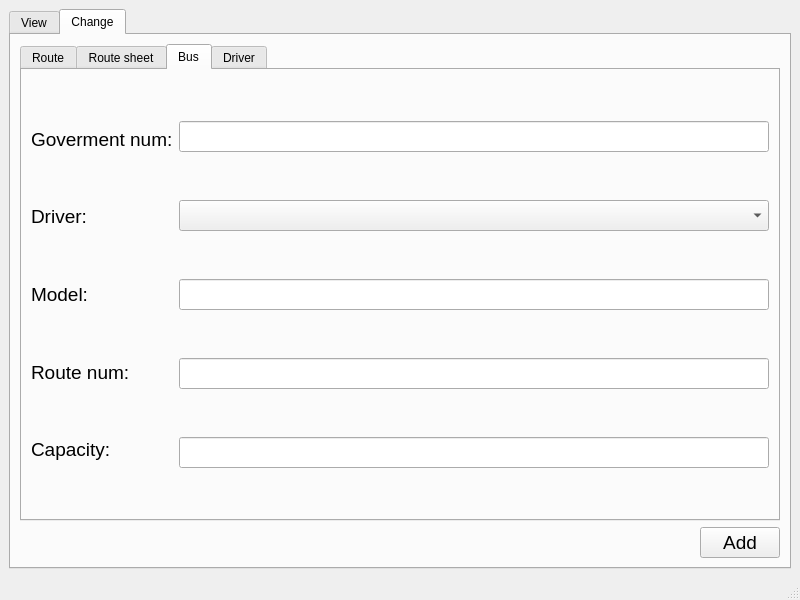
The window that ui/mainwindow.ui (tuminskiy/CarOperation) describes before a commit, drawn with Qt 5.
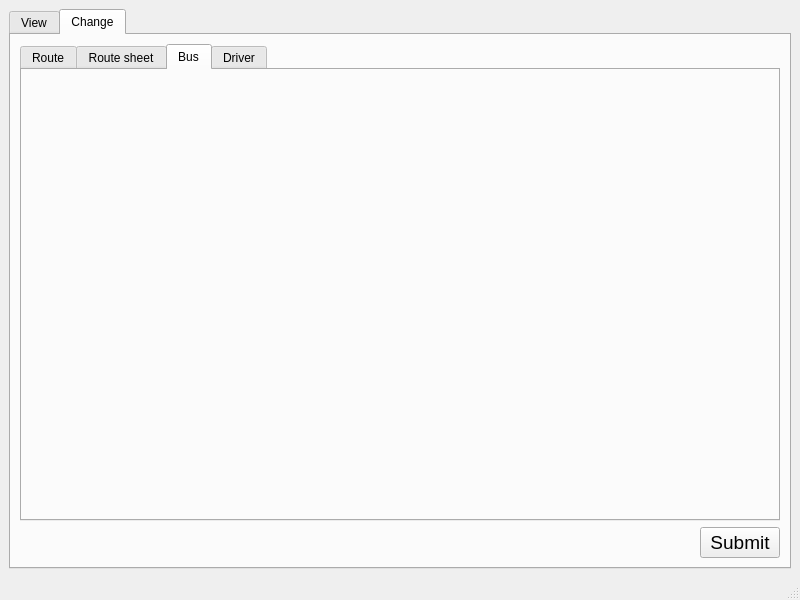
The same window after the commit. The open tabs and pages were chosen to show the change.

Commit message: Add class QueriesDialog

```diff
--- a/ui/mainwindow.ui
+++ b/ui/mainwindow.ui
@@ -484,277 +484,6 @@
            <attribute name="title">
             <string>Bus</string>
            </attribute>
-           <layout class="QHBoxLayout" name="horizontalLayout_7">
-            <item>
-             <layout class="QVBoxLayout" name="vl_bus_labels">
-              <item>
-               <spacer name="vs_bus_label_1">
-                <property name="orientation">
-                 <enum>Qt::Vertical</enum>
-                </property>
-                <property name="sizeHint" stdset="0">
-                 <size>
-                  <width>20</width>
-                  <height>40</height>
-                 </size>
-                </property>
-               </spacer>
-              </item>
-              <item>
-               <widget class="QLabel" name="labelGovNum">
-                <property name="font">
-                 <font>
-                  <pointsize>14</pointsize>
-                 </font>
-                </property>
-                <property name="text">
-                 <string>Goverment num:</string>
-                </property>
-               </widget>
-              </item>
-              <item>
-               <spacer name="vs_bus_label_2">
-                <property name="orientation">
-                 <enum>Qt::Vertical</enum>
-                </property>
-                <property name="sizeHint" stdset="0">
-                 <size>
-                  <width>20</width>
-                  <height>40</height>
-                 </size>
-                </property>
-               </spacer>
-              </item>
-              <item>
-               <widget class="QLabel" name="labelDriver">
-                <property name="font">
-                 <font>
-                  <pointsize>14</pointsize>
-                 </font>
-                </property>
-                <property name="text">
-                 <string>Driver:</string>
-                </property>
-               </widget>
-              </item>
-              <item>
-               <spacer name="vs_bus_label_3">
-                <property name="orientation">
-                 <enum>Qt::Vertical</enum>
-                </property>
-                <property name="sizeHint" stdset="0">
-                 <size>
-                  <width>20</width>
-                  <height>40</height>
-                 </size>
-                </property>
-               </spacer>
-              </item>
-              <item>
-               <widget class="QLabel" name="labelModel">
-                <property name="font">
-                 <font>
-                  <pointsize>14</pointsize>
-                 </font>
-                </property>
-                <property name="text">
-                 <string>Model:</string>
-                </property>
-               </widget>
-              </item>
-              <item>
-               <spacer name="vs_bus_label_4">
-                <property name="orientation">
-                 <enum>Qt::Vertical</enum>
-                </property>
-                <property name="sizeHint" stdset="0">
-                 <size>
-                  <width>20</width>
-                  <height>40</height>
-                 </size>
-                </property>
-               </spacer>
-              </item>
-              <item>
-               <widget class="QLabel" name="labelRouteNum">
-                <property name="font">
-                 <font>
-                  <pointsize>14</pointsize>
-                 </font>
-                </property>
-                <property name="text">
-                 <string>Route num:</string>
-                </property>
-               </widget>
-              </item>
-              <item>
-               <spacer name="vs_bus_label_5">
-                <property name="orientation">
-                 <enum>Qt::Vertical</enum>
-                </property>
-                <property name="sizeHint" stdset="0">
-                 <size>
-                  <width>20</width>
-                  <height>40</height>
-                 </size>
-                </property>
-               </spacer>
-              </item>
-              <item>
-               <widget class="QLabel" name="labelCapacity">
-                <property name="font">
-                 <font>
-                  <pointsize>14</pointsize>
-                 </font>
-                </property>
-                <property name="text">
-                 <string>Capacity:</string>
-                </property>
-               </widget>
-              </item>
-              <item>
-               <spacer name="vs_bus_label_6">
-                <property name="orientation">
-                 <enum>Qt::Vertical</enum>
-                </property>
-                <property name="sizeHint" stdset="0">
-                 <size>
-                  <width>20</width>
-                  <height>40</height>
-                 </size>
-                </property>
-               </spacer>
-              </item>
-             </layout>
-            </item>
-            <item>
-             <layout class="QVBoxLayout" name="vl_bus_data">
-              <item>
-               <spacer name="vs_bus_data_1">
-                <property name="orientation">
-                 <enum>Qt::Vertical</enum>
-                </property>
-                <property name="sizeHint" stdset="0">
-                 <size>
-                  <width>20</width>
-                  <height>40</height>
-                 </size>
-                </property>
-               </spacer>
-              </item>
-              <item>
-               <widget class="QLineEdit" name="leGovNum">
-                <property name="font">
-                 <font>
-                  <pointsize>14</pointsize>
-                 </font>
-                </property>
-               </widget>
-              </item>
-              <item>
-               <spacer name="vs_bus_data_2">
-                <property name="orientation">
-                 <enum>Qt::Vertical</enum>
-                </property>
-                <property name="sizeHint" stdset="0">
-                 <size>
-                  <width>20</width>
-                  <height>40</height>
-                 </size>
-                </property>
-               </spacer>
-              </item>
-              <item>
-               <widget class="QComboBox" name="cbDriver">
-                <property name="font">
-                 <font>
-                  <pointsize>14</pointsize>
-                 </font>
-                </property>
-               </widget>
-              </item>
-              <item>
-               <spacer name="vs_bus_data_3">
-                <property name="orientation">
-                 <enum>Qt::Vertical</enum>
-                </property>
-                <property name="sizeHint" stdset="0">
-                 <size>
-                  <width>20</width>
-                  <height>40</height>
-                 </size>
-                </property>
-               </spacer>
-              </item>
-              <item>
-               <widget class="QLineEdit" name="leModel">
-                <property name="font">
-                 <font>
-                  <pointsize>14</pointsize>
-                 </font>
-                </property>
-               </widget>
-              </item>
-              <item>
-               <spacer name="vs_bus_data_4">
-                <property name="orientation">
-                 <enum>Qt::Vertical</enum>
-                </property>
-                <property name="sizeHint" stdset="0">
-                 <size>
-                  <width>20</width>
-                  <height>40</height>
-                 </size>
-                </property>
-               </spacer>
-              </item>
-              <item>
-               <widget class="QLineEdit" name="leRouteNum">
-                <property name="font">
-                 <font>
-                  <pointsize>14</pointsize>
-                 </font>
-                </property>
-               </widget>
-              </item>
-              <item>
-               <spacer name="vs_bus_data_5">
-                <property name="orientation">
-                 <enum>Qt::Vertical</enum>
-                </property>
-                <property name="sizeHint" stdset="0">
-                 <size>
-                  <width>20</width>
-                  <height>40</height>
-                 </size>
-                </property>
-               </spacer>
-              </item>
-              <item>
-               <widget class="QLineEdit" name="leCapacity">
-                <property name="font">
-                 <font>
-                  <pointsize>14</pointsize>
-                 </font>
-                </property>
-               </widget>
-              </item>
-              <item>
-               <spacer name="vs_bus_data_6">
-                <property name="orientation">
-                 <enum>Qt::Vertical</enum>
-                </property>
-                <property name="sizeHint" stdset="0">
-                 <size>
-                  <width>20</width>
-                  <height>40</height>
-                 </size>
-                </property>
-               </spacer>
-              </item>
-             </layout>
-            </item>
-           </layout>
           </widget>
           <widget class="QWidget" name="tabDriver">
            <attribute name="title">
@@ -1013,7 +742,7 @@
              </font>
             </property>
             <property name="text">
-             <string>Add</string>
+             <string>Submit</string>
             </property>
            </widget>
           </item>
```
Left out of the diff: 371 changed lines with no effect on the pictures. The commit also changes 12 other files.
